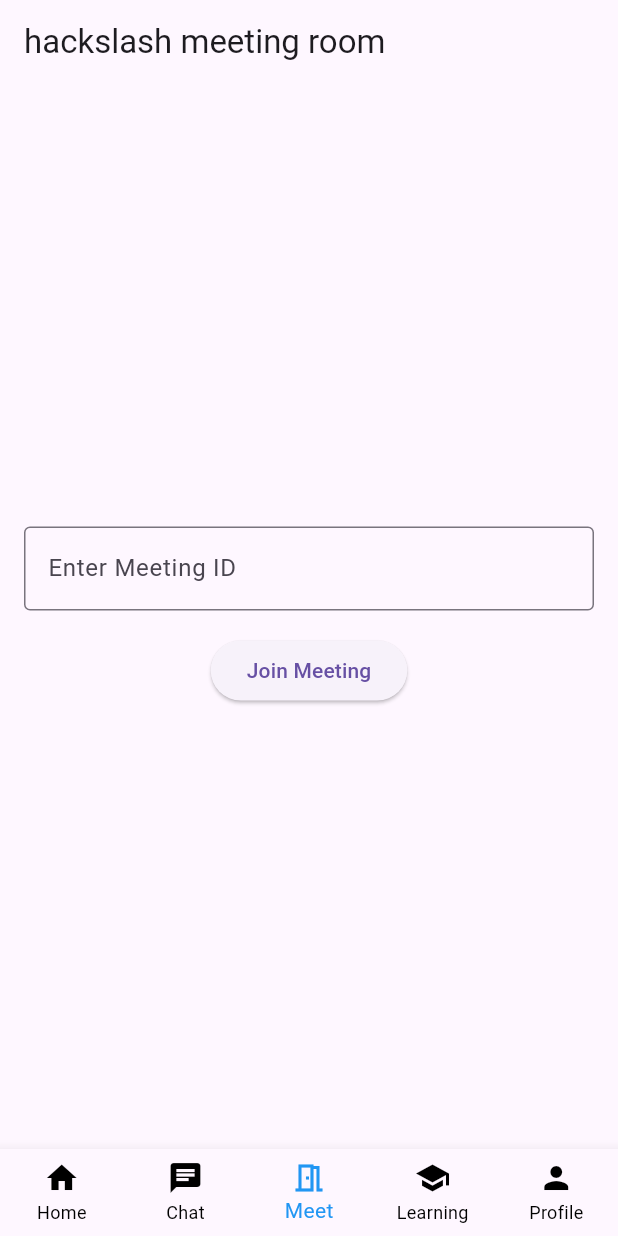
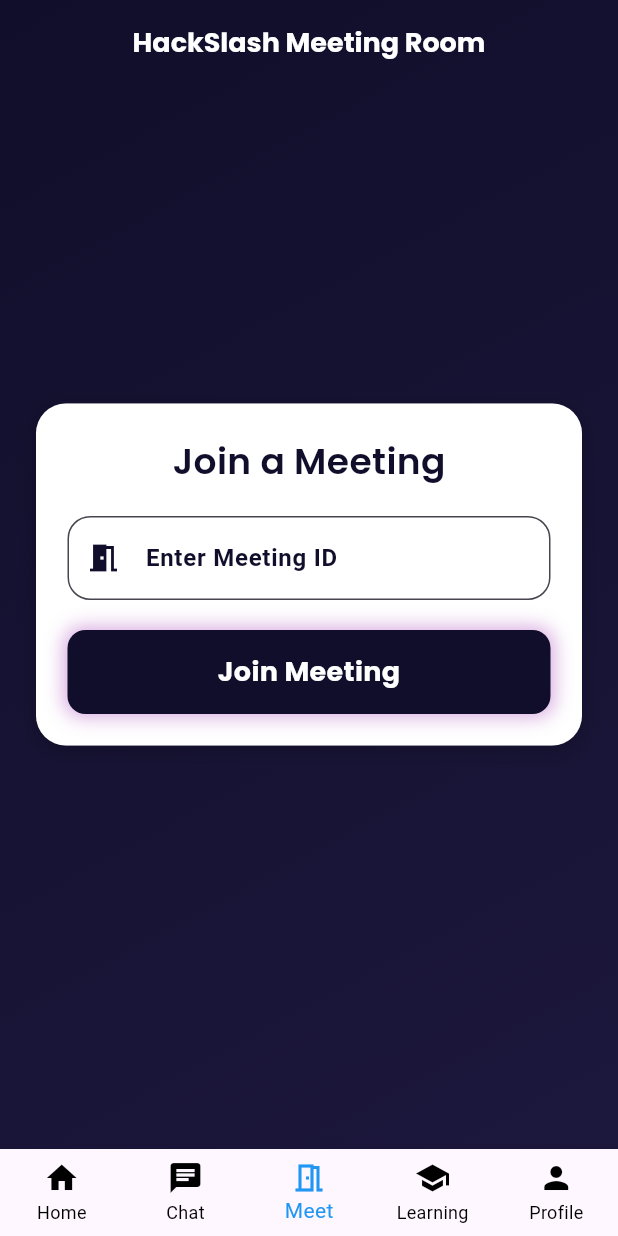
Before and after one commit to HackSlashNITP/communityapp, a Flutter app: the MainView screen opened directly with empty values, item 3 of the bottom bar chosen, on a phone screen of 412 x 824 dp. Run offline on Flutter 3.47's test engine with Material 3 defaults, Android fonts, the phone set to English and light mode, and no system bars; our stand-ins replace carousel_slider, cloud_firestore, dots_indicator, file_picker, firebase_auth, firebase_core and 18 more; missing offline and left inert: agora_rtc_engine, cloudinary_api, cloudinary_url_gen; accounts and stored records are empty.

Commit message:
update ui (meeting view)

```diff
--- a/lib/views/chat/meeting_page.dart
+++ b/lib/views/chat/meeting_page.dart
@@ -1,53 +1,155 @@
+
 
 import 'package:flutter/material.dart';
 import 'package:get/get.dart';
+import 'package:google_fonts/google_fonts.dart';
 import 'package:communityapp/views/chat/meeting_view.dart';
 import 'package:communityapp/controllers/meeting_controller.dart';
 
-import '../../widgets/animatedbuttonbar.dart';
+class MeetingPage extends StatefulWidget {
+  final String username;
+  MeetingPage({required this.username});
 
-class meetingpage extends StatefulWidget {
-  final String username;
-  meetingpage({required this.username});
   @override
-  State<meetingpage> createState() => _meetingpageState();
+  State<MeetingPage> createState() => _MeetingPageState();
 }
 
-class _meetingpageState extends State<meetingpage> {
+class _MeetingPageState extends State<MeetingPage> {
   final TextEditingController _channelController = TextEditingController();
+  late VideoCallController controller;
+
+  @override
+  void initState() {
+    super.initState();
+    controller = Get.put(VideoCallController());
+  }
 
   @override
   Widget build(BuildContext context) {
-    final controller = Get.put(VideoCallController());
-
     return Scaffold(
-      appBar: AppBar(title: Text("hackslash meeting room")),
-      body: Padding(
-        padding: const EdgeInsets.all(16.0),
+      extendBodyBehindAppBar: true,
+      appBar: AppBar(
+        title: Text(
+          "HackSlash Meeting Room",
+          style: GoogleFonts.poppins(fontSize: 18, fontWeight: FontWeight.bold,color: Colors.white),
+        ),
+        centerTitle: true,
+        backgroundColor: Colors.transparent,
+        elevation: 0,
+      ),
+      body: Stack(
+        fit: StackFit.expand,
+        children: [
+          _buildBackground(),
+          Center(
+            child: SingleChildScrollView(
+              child: Padding(
+                padding: const EdgeInsets.symmetric(horizontal: 24),
+                child: _buildGlassContainer(
                   child: Column(
-          mainAxisAlignment: MainAxisAlignment.center,
+                    mainAxisSize: MainAxisSize.min,
                     children: [
-            TextField(
-              controller: _channelController,
-              decoration: InputDecoration(
-                border: OutlineInputBorder(),
-                labelText: "Enter Meeting ID",
+                      Text(
+                        "Join a Meeting",
+                        style: GoogleFonts.poppins(
+                          fontSize: 24,
+                          fontWeight: FontWeight.w600,
+                            color: Color(0xff110E2B),
                         ),
                       ),
-            SizedBox(height: 16),
-            ElevatedButton(
-              onPressed: () {
+                      SizedBox(height: 20),
+                      _buildTextField(),
+                      SizedBox(height: 20),
+                      _buildJoinButton(),
+                    ],
+                  ),
+                ),
+              ),
+            ),
+          ),
+        ],
+      ),
+    );
+  }
+
+
+  Widget _buildBackground() {
+    return Container(
+      decoration: BoxDecoration(
+        gradient: LinearGradient(
+          colors: [Color(0xFF110E2B), Color(0xFF1C173C)],
+          begin: Alignment.topLeft,
+          end: Alignment.bottomRight,
+        ),
+      ),
+    );
+  }
+
+  Widget _buildGlassContainer({required Widget child}) {
+    return Container(
+      padding: EdgeInsets.all(20),
+      decoration: BoxDecoration(
+        color: Colors.white,
+        borderRadius: BorderRadius.circular(20),
+        border: Border.all(color: Colors.white.withOpacity(0.3)),
+        boxShadow: [
+          BoxShadow(
+            color: Colors.black.withOpacity(0.2),
+            blurRadius: 10,
+            spreadRadius: 1,
+            offset: Offset(0, 4),
+          )
+        ],
+      ),
+      child: child,
+    );
+  }
+
+
+  Widget _buildTextField() {
+    return TextField(
+      controller: _channelController,
+      style: TextStyle(color: Color(0xff110E2B),),
+      decoration: InputDecoration(
+        filled: true,
+        fillColor: Colors.white.withOpacity(0.15),
+        labelText: "Enter Meeting ID",
+        labelStyle: TextStyle(color: Color(0xff110E2B), fontWeight: FontWeight.bold),
+        border: OutlineInputBorder(borderRadius: BorderRadius.circular(15),  borderSide: BorderSide(color: Color(0xff110E2B), width: 2),),
+        prefixIcon: Icon(Icons.meeting_room, color: Color(0xff110E2B),),
+      ),
+    );
+  }
+
+
+  Widget _buildJoinButton() {
+    return GestureDetector(
+      onTap: () {
         final meetingId = _channelController.text.trim();
         if (meetingId.isNotEmpty) {
-                  Get.to(()=>VideoCallScreen(username: widget.username,));
+          Get.to(() => VideoCallScreen(username: widget.username));
           controller.fetchTokenAndJoinChannel(meetingId);
         } else {
-                  Get.snackbar("Error", "Please enter a valid Meeting ID.");
+          Get.snackbar("Error", "Please enter a valid Meeting ID.",
+              backgroundColor: Colors.redAccent, colorText: Colors.white);
         }
       },
-              child: Text("Join Meeting"),
+      child: AnimatedContainer(
+        duration: Duration(milliseconds: 300),
+        padding: EdgeInsets.symmetric(vertical: 15),
+        width: double.infinity,
+        decoration: BoxDecoration(
+          color: Color(0xff110E2B),
+          borderRadius: BorderRadius.circular(12),
+          boxShadow: [
+            BoxShadow(color: Colors.purple.withOpacity(0.4), blurRadius: 10, spreadRadius: 2),
+          ],
         ),
-          ],
+        child: Center(
+          child: Text(
+            "Join Meeting",
+            style: GoogleFonts.poppins(fontSize: 18, fontWeight: FontWeight.bold, color: Colors.white),
+          ),
         ),
       ),
     );
--- a/lib/widgets/custom_widgets.dart
+++ b/lib/widgets/custom_widgets.dart
@@ -19,7 +19,7 @@ class MainView extends StatelessWidget {
     final List<Widget> screens = [
       HomeView(),
       ChatView(username: userid),
-      meetingpage(username: userid),
+      MeetingPage(username: userid),
       LearningView(),
       ProfileView(username: userid),
     ];
```
Also changed, not shown: lib/controllers/meeting_controller.dart (+7 -1 lines), lib/views/chat/meeting_view.dart (+134 -77 lines). Lines whose indentation alone changed are shown as unchanged.
